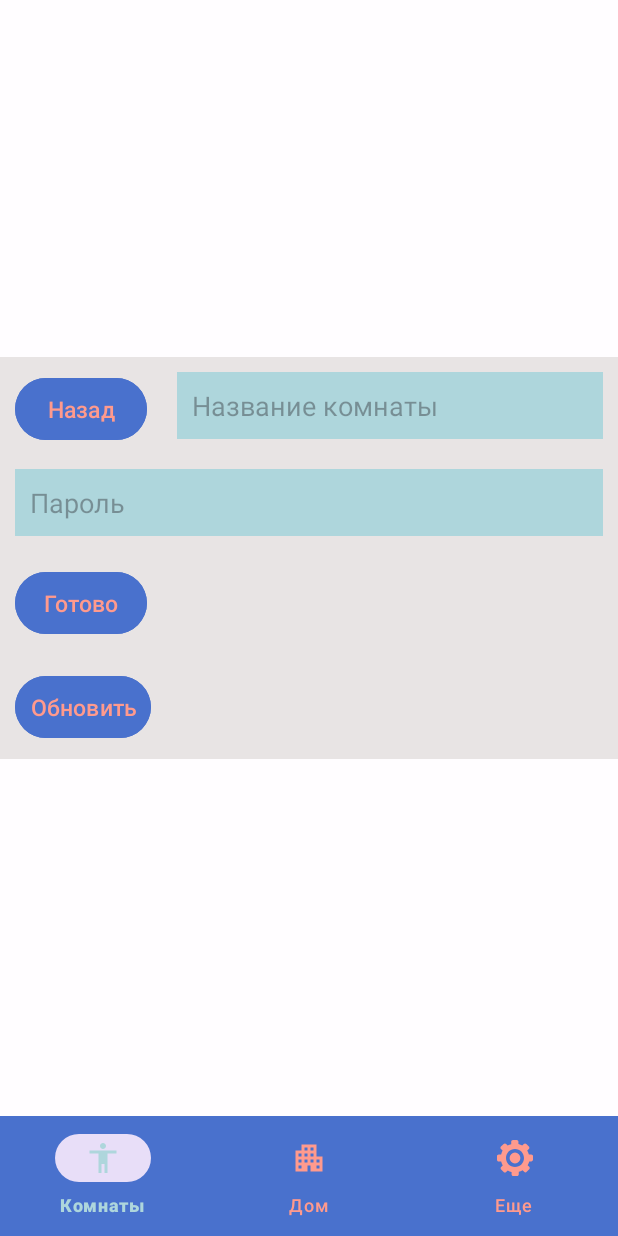
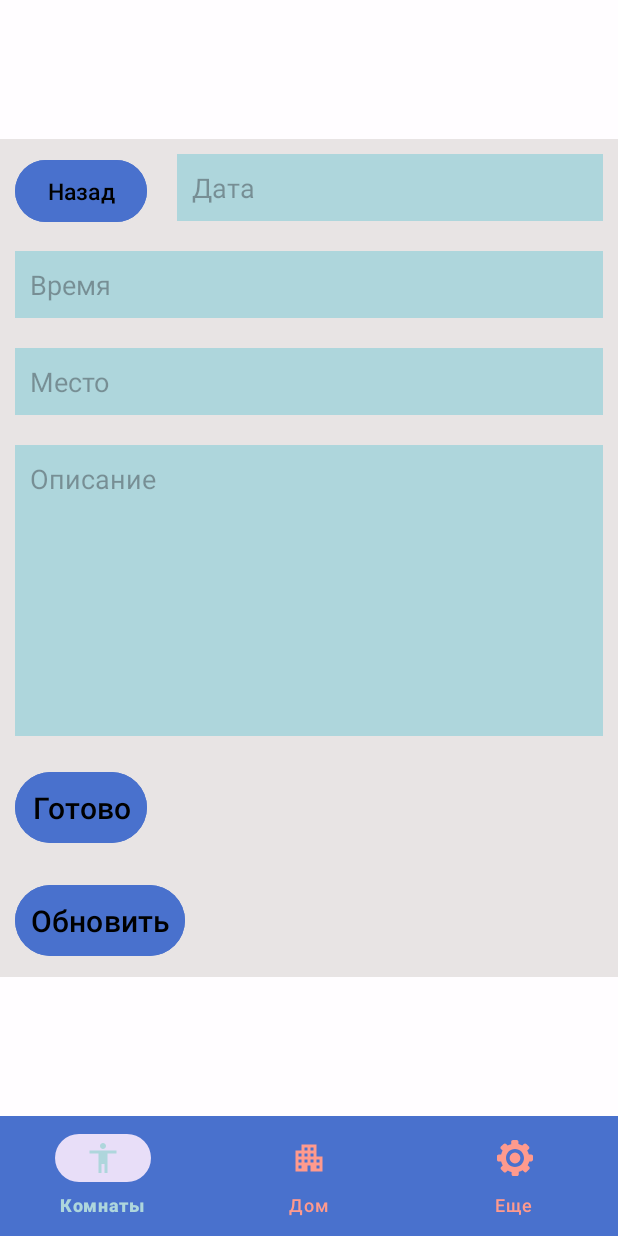
Before and after one commit to Toknnick/Helper, an Android app: the RoomsFragment screen opened through its navigation route, after a tap on "Обновить", on a phone screen of 412 x 824 dp. Run offline under Robolectric (Android 15) with nearby library versions, the phone set to English and light mode, and no system bars; our stand-ins replace navigation-ui; 1 statement that could not run was skipped.

Commit message:
фикс метода создание ивента, добавлен получение всех ивентов по дате

```diff
--- a/app/src/main/java/com/example/helper1/dataBase/ApiInterface.kt
+++ b/app/src/main/java/com/example/helper1/dataBase/ApiInterface.kt
@@ -2,6 +2,7 @@ package com.example.helper1.dataBase
 
 import retrofit2.Call
 import retrofit2.http.Body
+import retrofit2.http.DELETE
 import retrofit2.http.GET
 import retrofit2.http.POST
 import retrofit2.http.PUT
@@ -30,4 +31,20 @@ interface ApiInterface {
     @PUT("rooms/update")
     fun updateRoom(@Body room: Room): Call<Void>
 
+
+    @POST("events/create")
+    fun createEvent(@Body event: Event): Call<Event>
+
+    @GET("events/get/one")
+    fun getEvent(@Body event: Event): Call<Event>
+
+    @GET("events/get/all/{idRoom}")
+    fun getAllEvent(@Path("idRoom") idRoom:Long): Call<List<Event>>
+
+    @PUT("events/update")
+    fun updateEvent(@Body event: Event): Call<Void>
+
+    @DELETE("events/delete")
+    fun deleteEvent(@Body event: Event): Call<Void>
+
 }
--- a/app/src/main/java/com/example/helper1/dataBase/DatabaseHelper.kt
+++ b/app/src/main/java/com/example/helper1/dataBase/DatabaseHelper.kt
@@ -1,13 +1,6 @@
 package com.example.helper1.dataBase
 
-import android.content.ContentValues
-import android.content.Context
-import android.database.sqlite.SQLiteDatabase
-import android.database.sqlite.SQLiteOpenHelper
-import java.time.LocalDate
-import java.time.format.DateTimeFormatter
-
-class DBHelper(context: Context) : SQLiteOpenHelper(context, "mydatabase", null, 1) {
+/*class DBHelper(context: Context) : SQLiteOpenHelper(context, "mydatabase", null, 1) {
 
     override fun onCreate(db: SQLiteDatabase) {
         db.execSQL("CREATE TABLE events (_id INTEGER PRIMARY KEY, data TEXT, time TEXT, place TEXT, event TEXT)")
@@ -200,4 +193,4 @@ class DBHelper(context: Context) : SQLiteOpenHelper(context, "mydatabase", null,
             arrayOf(task.data, task.time, task.name, task.points.joinToString(",")))
         db.close()
     }
-}
+}*/
--- a/app/src/main/java/com/example/helper1/dataBase/MySQLController.kt
+++ b/app/src/main/java/com/example/helper1/dataBase/MySQLController.kt
@@ -10,21 +10,23 @@ class MySQLController(private val apiClient: ApiClient) {
         fun onFailure(message: String)
     }
 
+
     interface IsExistUserCallback {
         fun onSuccess(isExist: Boolean)
         fun onFailure(isExist: Boolean)
-    }
-
-    interface CreateRoomCallback {
-        fun onSuccess(message: String)
-        fun onFailure(message: String)
-        fun onRoomCreated(idRoom: Long)
     }
 
     interface CreateUserCallback {
         fun onSuccess(message: String)
         fun onFailure(message: String)
         fun onUserCreated(user: User)
+    }
+
+
+    interface CreateRoomCallback {
+        fun onSuccess(message: String)
+        fun onFailure(message: String)
+        fun onRoomCreated(idRoom: Long)
     }
 
     interface GetAllRoomsCallback {
@@ -34,6 +36,11 @@ class MySQLController(private val apiClient: ApiClient) {
 
     interface GetRoomCallback {
         fun onSuccess(gotRoom: Room)
+        fun onFailure(message: String)
+    }
+
+    interface GetAllEventsCallback {
+        fun onSuccess(events: List<Event>)
         fun onFailure(message: String)
     }
 
@@ -170,4 +177,43 @@ class MySQLController(private val apiClient: ApiClient) {
             }
         })
     }
+
+
+    fun createEvent(event: Event, callback: CreateMessageCallback) {
+        apiClient.createEvent(event, object : Callback<Event> {
+            override fun onResponse(call: Call<Event>, response: Response<Event>) {
+                val createdEvent = response.body()s
+                if (createdEvent != null) {
+                    callback.onSuccess("Успешно")
+                } else {
+                    callback.onFailure("Ошибка1 создания события")
+                }
+            }
+
+            override fun onFailure(call: Call<Event>, t: Throwable) {
+                callback.onFailure("Ошибка2 создания события")
+            }
+        })
+    }
+
+    fun getAllEvents(idRoom: Long, callback: GetAllEventsCallback) {
+        apiClient.getAllEvents(idRoom, object : Callback<List<Event>> {
+            override fun onResponse(call: Call<List<Event>>, response: Response<List<Event>>) {
+                if (response.isSuccessful) {
+                    val events = response.body()
+                    if (events != null) {
+                        callback.onSuccess(events)
+                    } else {
+                        callback.onFailure("Ошибка получения событий")
+                    }
+                } else {
+                    callback.onFailure("Ошибка получения событий")
+                }
+            }
+
+            override fun onFailure(call: Call<List<Event>>, t: Throwable) {
+                callback.onFailure("Ошибка получения событий")
+            }
+        })
+    }
 }
--- a/app/src/main/java/com/example/helper1/fragments/HomeFragment.kt
+++ b/app/src/main/java/com/example/helper1/fragments/HomeFragment.kt
@@ -1,43 +1,12 @@
 package com.example.helper1.fragments
 
 import android.annotation.SuppressLint
-import android.app.AlertDialog
-import android.app.DatePickerDialog
-import android.app.DatePickerDialog.OnDateSetListener
-import android.app.TimePickerDialog
-import android.content.res.Resources
-import android.graphics.Color
-import android.graphics.Paint
-import android.os.Bundle
-import android.view.Gravity
-import android.view.LayoutInflater
-import android.view.MotionEvent
-import android.view.View
-import android.view.ViewGroup
-import android.widget.Button
-import android.widget.CheckBox
-import android.widget.EditText
-import android.widget.RelativeLayout
-import android.widget.TextView
-import android.widget.Toast
-import androidx.core.content.ContextCompat
 import androidx.fragment.app.Fragment
-import com.example.helper1.MainActivity
-import com.example.helper1.R
-import com.example.helper1.dataBase.DBHelper
-import com.example.helper1.dataBase.Event
-import com.example.helper1.dataBase.Task
-import com.example.helper1.databinding.FragmentHomeBinding
-import java.time.LocalDate
-import java.time.LocalDateTime
-import java.time.LocalTime
-import java.time.format.DateTimeFormatter
-import java.util.Calendar
 
 @SuppressLint("SetTextI18n","ClickableViewAccessibility")
 @Suppress("DEPRECATION", "NAME_SHADOWING")
 class HomeFragment : Fragment(){
-    private lateinit var binding: FragmentHomeBinding
+    /*private lateinit var binding: FragmentHomeBinding
     private lateinit var mainActivity: MainActivity
     private lateinit var datePickerDialog: DatePickerDialog
     private lateinit var datePickerDialogForObject: DatePickerDialog
@@ -913,5 +882,5 @@ class HomeFragment : Fragment(){
         }
 
         builder.show()
-    }
+    }*/
 }
--- a/app/src/main/java/com/example/helper1/fragments/RoomsFragment.kt
+++ b/app/src/main/java/com/example/helper1/fragments/RoomsFragment.kt
@@ -8,6 +8,7 @@ import android.view.ViewGroup
 import android.widget.Toast
 import androidx.fragment.app.Fragment
 import com.example.helper1.dataBase.ApiClient
+import com.example.helper1.dataBase.Event
 import com.example.helper1.dataBase.MySQLController
 import com.example.helper1.dataBase.Room
 import com.example.helper1.dataBase.User
@@ -25,14 +26,14 @@ class RoomsFragment : Fragment() {
     private lateinit var binding: FragmentRoomsBinding
     private lateinit var mysqlController: MySQLController
 
+    private var chosenDate: String = "28.08.2024"
+
     private var idRoomDef: Long = 1
 
     //TODO: менять у нынешнего пользователя availableRooms после подключения к комнате
-    //TODO: перенести методы с добавлением пользователя в homeFragment
+    //TODO: перенести метод с добавлением пользователя в homeFragment
     //TODO: перенести метод с обновлением пароля пользователя в settingsFragment
 
-
-    //TODO: сделать методы "update" для "event" и "task" в API
 
     override fun onCreateView(
         inflater: LayoutInflater, container: ViewGroup?,
@@ -59,10 +60,17 @@ class RoomsFragment : Fragment() {
                 binding.nameRoom.text.toString().trim(),
                 binding.passwordRoom.text.toString().trim()
             )
-            createRoomForAPI(newRoom,false)
+            createRoomForAPI(newRoom, false)
         }
         binding.updateRoomButton.setOnClickListener {
             updateRoomPasswordForAPI()
+        }
+
+        binding.saveEventButton.setOnClickListener {
+            createEventForAPI()
+        }
+        binding.updateEventButton.setOnClickListener {
+            getEventsByDate()
         }
     }
 
@@ -72,18 +80,25 @@ class RoomsFragment : Fragment() {
             binding.loginUser.text.toString().trim(),
             binding.passwordUser.text.toString().trim()
         )
-        mysqlController.getUser(binding.loginUser.text.toString().trim(), object : MySQLController.IsExistUserCallback {
+        mysqlController.getUser(
+            binding.loginUser.text.toString().trim(),
+            object : MySQLController.IsExistUserCallback {
                 override fun onSuccess(isExist: Boolean) {
                     //Проверка на уникальность логина
-                Toast.makeText(requireContext(), "Ошибка! Такой логин уже существует!", Toast.LENGTH_LONG).show()
+                    Toast.makeText(
+                        requireContext(),
+                        "Ошибка! Такой логин уже существует!",
+                        Toast.LENGTH_LONG
+                    ).show()
                 }
 
                 override fun onFailure(isExist: Boolean) {
                     //Создаем личную комнату под юзера
-                createRoomForAPI(newRoom,true)
+                    createRoomForAPI(newRoom, true)
                 }
             })
     }
+
     private fun createUser(idRoom: Long) {
         val newUser = User(
             binding.loginUser.text.toString().trim(),
@@ -134,12 +149,12 @@ class RoomsFragment : Fragment() {
                 newRoom.idRoom = idRoom
                 mysqlController.createRoom(newRoom, object : MySQLController.CreateRoomCallback {
                     override fun onSuccess(message: String) {
-                        if(!isNewUser)
+                        if (!isNewUser)
                             Toast.makeText(requireContext(), message, Toast.LENGTH_SHORT).show()
                     }
 
                     override fun onFailure(message: String) {
-                        if(!isNewUser)
+                        if (!isNewUser)
                             Toast.makeText(requireContext(), message, Toast.LENGTH_LONG).show()
                     }
 
@@ -177,7 +192,7 @@ class RoomsFragment : Fragment() {
         })
     }
 
-    private fun getRoomFromAPI(){
+    private fun getRoomFromAPI() {
         //TODO:поменять editTexts на строках ниже
         val gettingRoom = Room(
             binding.nameRoom.text.toString().toLong(),
@@ -187,11 +202,12 @@ class RoomsFragment : Fragment() {
 
         mysqlController.getRoom(gettingRoom.idRoom, object : MySQLController.GetRoomCallback {
             override fun onSuccess(gotRoom: Room) {
-                if(gettingRoom.password == gotRoom.password){
+                if (gettingRoom.password == gotRoom.password) {
                     //TODO: тут все норм, добавить на панель
                     Toast.makeText(requireContext(), "Комнату нашел!", Toast.LENGTH_LONG).show()
-                }else{
-                    Toast.makeText(requireContext(), "Ошибка! Данные не верны!", Toast.LENGTH_LONG).show()
+                } else {
+                    Toast.makeText(requireContext(), "Ошибка! Данные не верны!", Toast.LENGTH_LONG)
+                        .show()
                 }
             }
 
@@ -201,4 +217,54 @@ class RoomsFragment : Fragment() {
         })
     }
 
+
+    //TODO: пофиксить метод создания события
+    private fun createEventForAPI() {
+        mysqlController.getAllEvents(idRoomDef, object : MySQLController.GetAllEventsCallback {
+            override fun onSuccess(events: List<Event>) {
+                val newEvent = Event(
+                    (events.count()+1).toLong(),
+                    idRoomDef,
+                    binding.dateEvent.text.toString().trim(),
+                    binding.timeEvent.text.toString().trim(),
+                    binding.placeEvent.text.toString().trim(),
+                    binding.eventEvent.text.toString().trim()
+                )
+                mysqlController.createEvent(newEvent, object : MySQLController.CreateMessageCallback {
+                    override fun onSuccess(message: String) {
+                        Toast.makeText(requireContext(), message, Toast.LENGTH_SHORT).show()
                     }
+
+                    override fun onFailure(message: String) {
+                        Toast.makeText(requireContext(), message, Toast.LENGTH_LONG).show()
+                    }
+                })
+            }
+
+            override fun onFailure(message: String) {
+                Toast.makeText(requireContext(), message, Toast.LENGTH_LONG).show()
+            }
+        })
+    }
+
+    private fun getEventsByDate():List<Event>{
+        var events: List<Event> = ArrayList()
+        mysqlController.getAllEvents(idRoomDef, object : MySQLController.GetAllEventsCallback {
+            override fun onSuccess(tempEvents: List<Event>) {
+                for (event in tempEvents) {
+                    if(event.date == chosenDate){
+                        events += event
+                    }
+                }
+
+                Log.d("MyTag",events.count().toString())
+            }
+
+            override fun onFailure(message: String) {
+                Toast.makeText(requireContext(), message, Toast.LENGTH_LONG).show()
+            }
+        })
+
+        return events
+    }
+}
--- a/app/src/main/res/layout/fragment_rooms.xml
+++ b/app/src/main/res/layout/fragment_rooms.xml
@@ -171,7 +171,7 @@
         android:layout_width="wrap_content"
         android:layout_height="wrap_content"
         android:background="@color/panel_background"
-        android:visibility="visible"
+        android:visibility="gone"
         app:layout_constraintBottom_toBottomOf="parent"
         app:layout_constraintEnd_toEndOf="parent"
         app:layout_constraintStart_toStartOf="parent"
@@ -373,7 +373,7 @@
         android:layout_height="wrap_content"
         android:background="@color/panel_background"
         android:orientation="vertical"
-        android:visibility="gone"
+        android:visibility="visible"
         app:layout_constraintBottom_toBottomOf="parent"
         app:layout_constraintEnd_toEndOf="parent"
         app:layout_constraintStart_toStartOf="parent"
@@ -392,39 +392,33 @@
             android:textSize="15sp" />
 
         <EditText
-            android:id="@+id/dateInput"
+            android:id="@+id/dateEvent"
             android:layout_width="match_parent"
             android:layout_height="wrap_content"
             android:layout_alignParentEnd="true"
             android:layout_margin="10dp"
-            android:layout_toRightOf="@id/backEventButton"
+            android:layout_toEndOf="@id/backEventButton"
             android:background="@color/edit_text"
-            android:editable="false"
-            android:focusable="false"
             android:hint="Дата"
-            android:inputType="date"
             android:padding="10dp"
             android:textColor="@color/text_color_button" />
 
         <EditText
-            android:id="@+id/timeInput"
+            android:id="@+id/timeEvent"
             android:layout_width="match_parent"
             android:layout_height="wrap_content"
-            android:layout_below="@id/dateInput"
+            android:layout_below="@id/dateEvent"
             android:layout_margin="10dp"
             android:background="@color/edit_text"
-            android:editable="false"
-            android:focusable="false"
             android:hint="Время"
-            android:inputType="time"
             android:padding="10dp"
             android:textColor="@color/text_color_button" />
 
         <EditText
-            android:id="@+id/placeInput"
+            android:id="@+id/placeEvent"
             android:layout_width="match_parent"
             android:layout_height="wrap_content"
-            android:layout_below="@id/timeInput"
+            android:layout_below="@id/timeEvent"
             android:layout_margin="10dp"
             android:background="@color/edit_text"
             android:hint="Место"
@@ -432,10 +426,10 @@
             android:textColor="@color/text_color_button" />
 
         <EditText
-            android:id="@+id/eventInput"
+            android:id="@+id/eventEvent"
             android:layout_width="match_parent"
             android:layout_height="wrap_content"
-            android:layout_below="@id/placeInput"
+            android:layout_below="@id/placeEvent"
             android:layout_margin="10dp"
             android:background="@color/edit_text"
             android:gravity="top"
@@ -445,15 +439,28 @@
             android:textColor="@color/text_color_button" />
 
         <Button
-            android:id="@+id/saveButton"
+            android:id="@+id/saveEventButton"
             android:layout_width="wrap_content"
             android:layout_height="wrap_content"
-            android:layout_below="@id/eventInput"
+            android:layout_below="@id/eventEvent"
             android:layout_gravity="left"
             android:layout_margin="10dp"
             android:backgroundTint="@color/bottom_nav_bg"
             android:padding="10dp"
-            android:text="Сохранить"
+            android:text="Готово"
+            android:textColor="@color/text_color_button"
+            android:textSize="20sp" />
+
+        <Button
+            android:id="@+id/updateEventButton"
+            android:layout_width="wrap_content"
+            android:layout_height="wrap_content"
+            android:layout_below="@id/saveEventButton"
+            android:layout_gravity="left"
+            android:layout_margin="10dp"
+            android:backgroundTint="@color/bottom_nav_bg"
+            android:padding="10dp"
+            android:text="Обновить"
             android:textColor="@color/text_color_button"
             android:textSize="20sp" />
 
--- a/app/src/main/res/values/colors.xml
+++ b/app/src/main/res/values/colors.xml
@@ -12,5 +12,5 @@
     <color name="bottom_nav_bg">#4971CD</color>
     <color name="bottom_nav_item">#ff9a8d</color>
     <color name="nav_selected_item">#aed6dc</color>
-    <color name="text_color_button">#ff9a8d</color>
+    <color name="text_color_button">#000000</color>
 </resources>
```
Also changed, not shown: app/src/main/java/com/example/helper1/dataBase/ApiClient.kt (+25 -0 lines), app/src/main/java/com/example/helper1/dataBase/DataClasses.kt (+5 -4 lines). Lines whose indentation alone changed are shown as unchanged.
